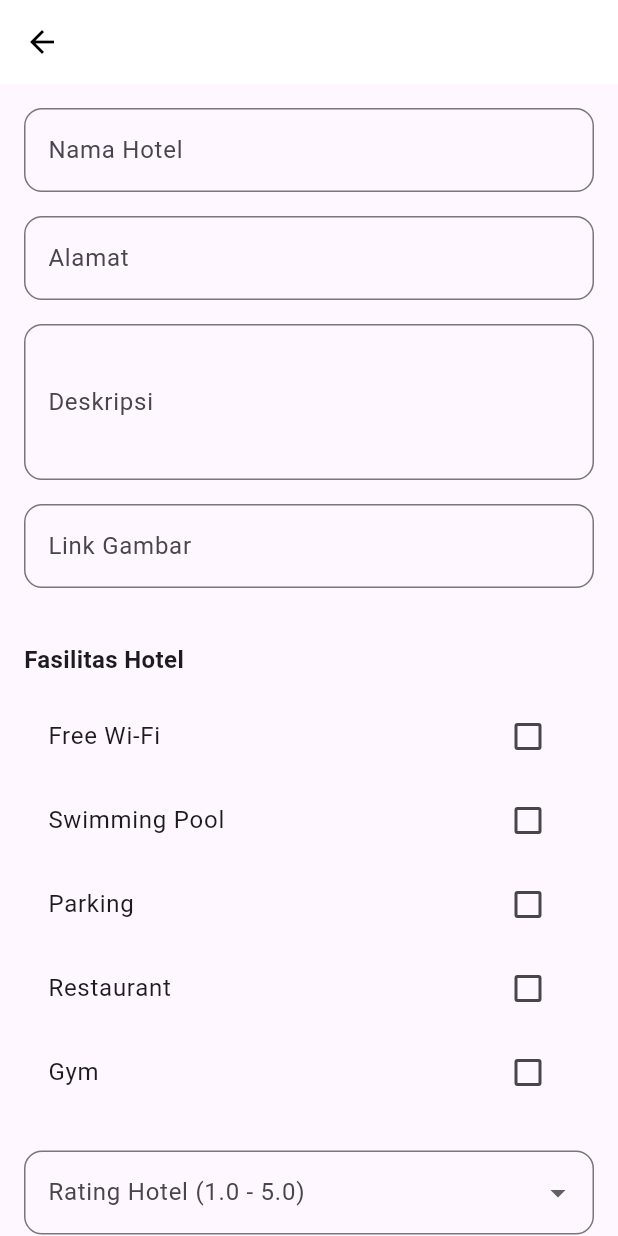
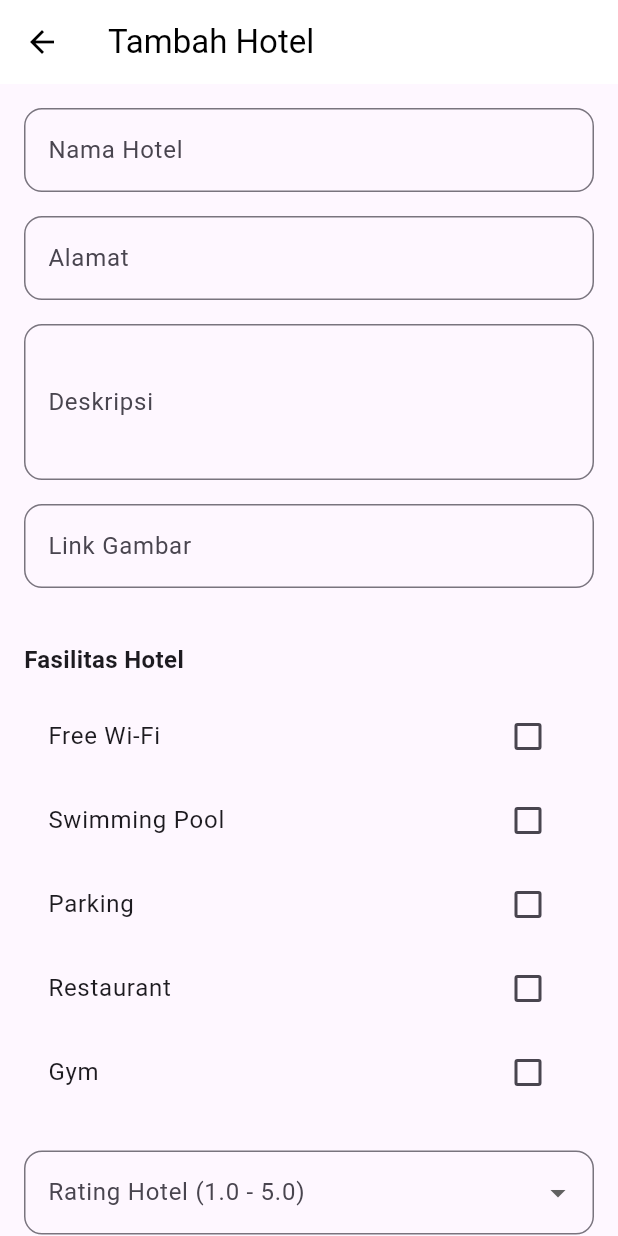
Before and after one commit to alifahfwzy/alianta_gostay, a Flutter app: the TambahHotel screen opened directly, on a phone screen of 412 x 824 dp. Run offline on Flutter 3.47's test engine with Material 3 defaults, Android fonts, the phone set to English and light mode, and no system bars; our stand-ins replace shared_preferences, supabase_flutter; accounts and stored records are empty; network calls fail.

Commit message:
edit lg lg

```diff
--- a/lib/tambah_hotel.dart
+++ b/lib/tambah_hotel.dart
@@ -131,7 +131,7 @@ class _TambahHotelState extends State<TambahHotel> {
       appBar: AppBar(
         title: Text(
           widget.hotel == null ? 'Tambah Hotel' : 'Edit Hotel',
-          style: const TextStyle(color: Colors.white),
+          style: const TextStyle(color: Colors.black),
         ),
         backgroundColor: Colors.white,
         elevation: 0,
@@ -332,7 +332,7 @@ class _TambahHotelState extends State<TambahHotel> {
                 ElevatedButton(
                   onPressed: _isLoading ? null : _simpanHotel,
                   style: ElevatedButton.styleFrom(
-                    backgroundColor: Colors.blue,
+                    backgroundColor: Colors.white,
                     padding: const EdgeInsets.symmetric(vertical: 16),
                     shape: RoundedRectangleBorder(
                       borderRadius: BorderRadius.circular(12),
```
